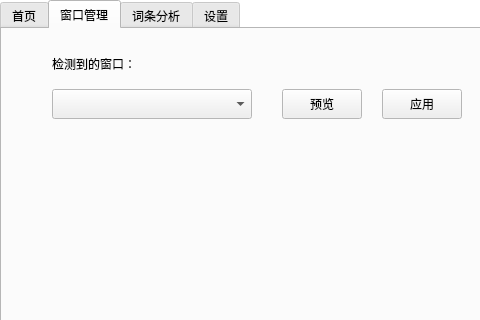
Above: src/ui/mainui.ui from AquamarineCyan/OnmyojiDesktopAssistant before the change; both pictures show x 0 to 480 and y 0 to 320 of the 600 by 500 pixel window. Below: the same form after it.
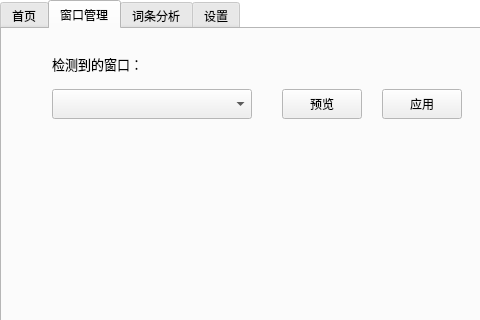
That is the form after the change. The open tabs and pages were chosen to show the change.

Commit message: :sparkles: `窗口管理`现在会显示截图尺寸和截图时间

Patch:
```diff
--- a/src/ui/mainui.ui
+++ b/src/ui/mainui.ui
@@ -1016,6 +1016,12 @@
           <height>30</height>
          </rect>
         </property>
+        <property name="font">
+         <font>
+          <family>宋体</family>
+          <pointsize>10</pointsize>
+         </font>
+        </property>
         <property name="text">
          <string>检测到的窗口：</string>
         </property>
```
Left out of the diff: 19 changed lines with no effect on the pictures. The commit also changes 3 other files.
